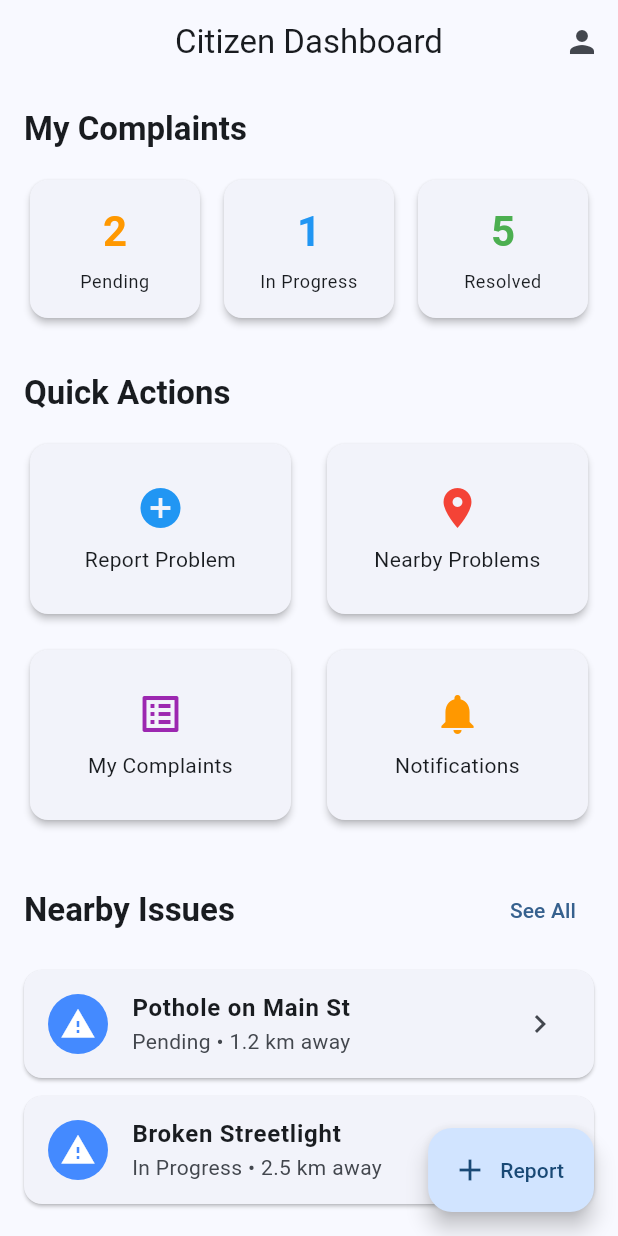
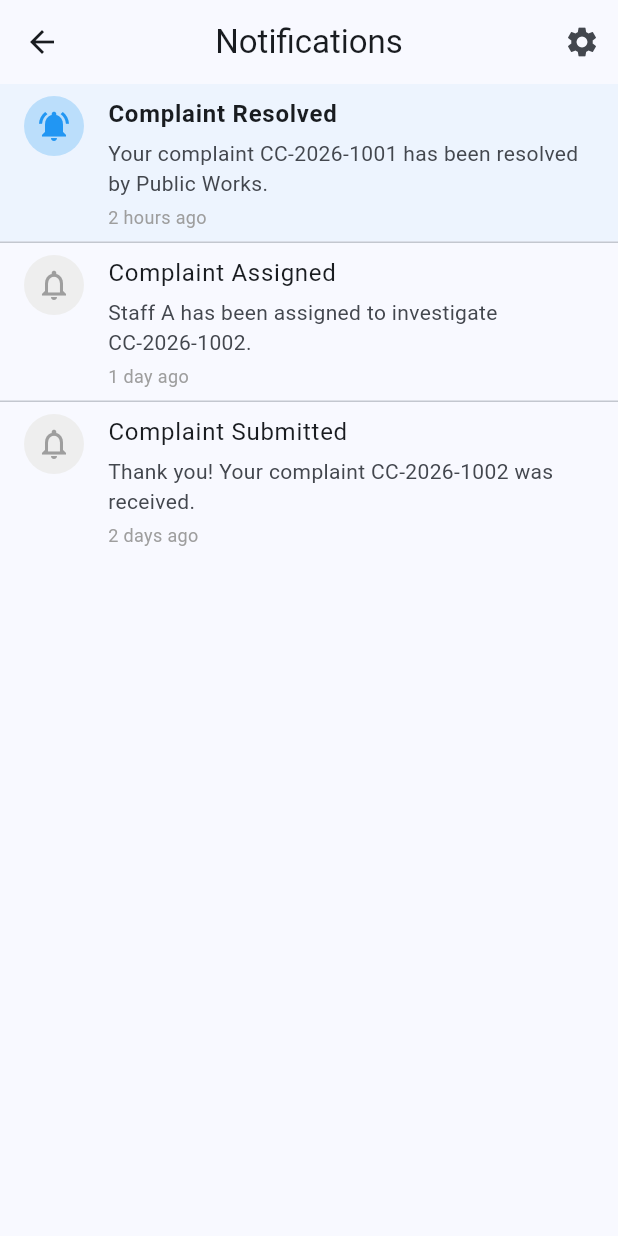
Before and after one commit to shivapendala/civiconnect, a Flutter app: the HomeScreen screen opened by its route, after a tap on "Notifications", on a phone screen of 412 x 824 dp. Run offline on Flutter 3.47's test engine with Material 3 defaults, Android fonts, the light colour scheme and no system bars; our stand-ins replace flutter_map, flutter_riverpod, go_router, latlong2.

Commit message:
Phase 13: Push Notifications logic and Preferences UI

```diff
--- a/mobile/lib/core/router.dart
+++ b/mobile/lib/core/router.dart
@@ -12,6 +12,8 @@ import '../ui/screens/department_management_screen.dart';
 import '../ui/screens/staff_management_screen.dart';
 import '../ui/screens/citizen_map_screen.dart';
 import '../ui/screens/admin_map_screen.dart';
+import '../ui/screens/notifications_screen.dart';
+import '../ui/screens/notification_preferences_screen.dart';
 
 final GoRouter appRouter = GoRouter(
   initialLocation: '/',
@@ -69,5 +71,15 @@ final GoRouter appRouter = GoRouter(
       name: 'admin_map',
       builder: (context, state) => const AdminMapScreen(),
     ),
+    GoRoute(
+      path: '/notifications',
+      name: 'notifications',
+      builder: (context, state) => const NotificationsScreen(),
+    ),
+    GoRoute(
+      path: '/notifications/preferences',
+      name: 'notification_preferences',
+      builder: (context, state) => const NotificationPreferencesScreen(),
+    ),
   ],
 );
--- a/mobile/lib/ui/screens/home_screen.dart
+++ b/mobile/lib/ui/screens/home_screen.dart
@@ -57,7 +57,7 @@ class HomeScreen extends StatelessWidget {
                 _buildActionCard(context, 'Report Problem', Icons.add_circle, Colors.blue, onTap: () => context.push('/report')),
                 _buildActionCard(context, 'Nearby Problems', Icons.location_on, Colors.red, onTap: () => context.push('/citizen_map')),
                 _buildActionCard(context, 'My Complaints', Icons.list_alt, Colors.purple, onTap: () {}),
-                _buildActionCard(context, 'Notifications', Icons.notifications, Colors.orange, onTap: () {}),
+                _buildActionCard(context, 'Notifications', Icons.notifications, Colors.orange, onTap: () => context.push('/notifications')),
               ],
             ),
             const SizedBox(height: 32),
--- /dev/null
+++ b/mobile/lib/ui/screens/notifications_screen.dart
@@ -0,0 +1,62 @@
+import 'package:flutter/material.dart';
+import 'package:go_router/go_router.dart';
+
+class NotificationsScreen extends StatelessWidget {
+  const NotificationsScreen({super.key});
+
+  final List<Map<String, dynamic>> _mockNotifications = const [
+    {'title': 'Complaint Resolved', 'body': 'Your complaint CC-2026-1001 has been resolved by Public Works.', 'time': '2 hours ago', 'is_read': false},
+    {'title': 'Complaint Assigned', 'body': 'Staff A has been assigned to investigate CC-2026-1002.', 'time': '1 day ago', 'is_read': true},
+    {'title': 'Complaint Submitted', 'body': 'Thank you! Your complaint CC-2026-1002 was received.', 'time': '2 days ago', 'is_read': true},
+  ];
+
+  @override
+  Widget build(BuildContext context) {
+    return Scaffold(
+      appBar: AppBar(
+        title: const Text('Notifications'),
+        actions: [
+          IconButton(
+            icon: const Icon(Icons.settings),
+            onPressed: () => context.push('/notifications/preferences'),
+          ),
+        ],
+      ),
+      body: ListView.separated(
+        itemCount: _mockNotifications.length,
+        separatorBuilder: (context, index) => const Divider(height: 1),
+        itemBuilder: (context, index) {
+          final notif = _mockNotifications[index];
+          final isRead = notif['is_read'] as bool;
+
+          return Container(
+            color: isRead ? Colors.transparent : Colors.blue.withOpacity(0.05),
+            child: ListTile(
+              leading: CircleAvatar(
+                backgroundColor: isRead ? Colors.grey.shade200 : Colors.blue.shade100,
+                child: Icon(
+                  isRead ? Icons.notifications_none : Icons.notifications_active,
+                  color: isRead ? Colors.grey : Colors.blue,
+                ),
+              ),
+              title: Text(notif['title'], style: TextStyle(fontWeight: isRead ? FontWeight.normal : FontWeight.bold)),
+              subtitle: Column(
+                crossAxisAlignment: CrossAxisAlignment.start,
+                children: [
+                  const SizedBox(height: 4),
+                  Text(notif['body']),
+                  const SizedBox(height: 4),
+                  Text(notif['time'], style: const TextStyle(fontSize: 12, color: Colors.grey)),
+                ],
+              ),
+              isThreeLine: true,
+              onTap: () {
+                // Navigate to related complaint
+              },
+            ),
+          );
+        },
+      ),
+    );
+  }
+}
```
Also changed, not shown: mobile/lib/ui/screens/notification_preferences_screen.dart (added, +65 -0 lines), 2 other files.
